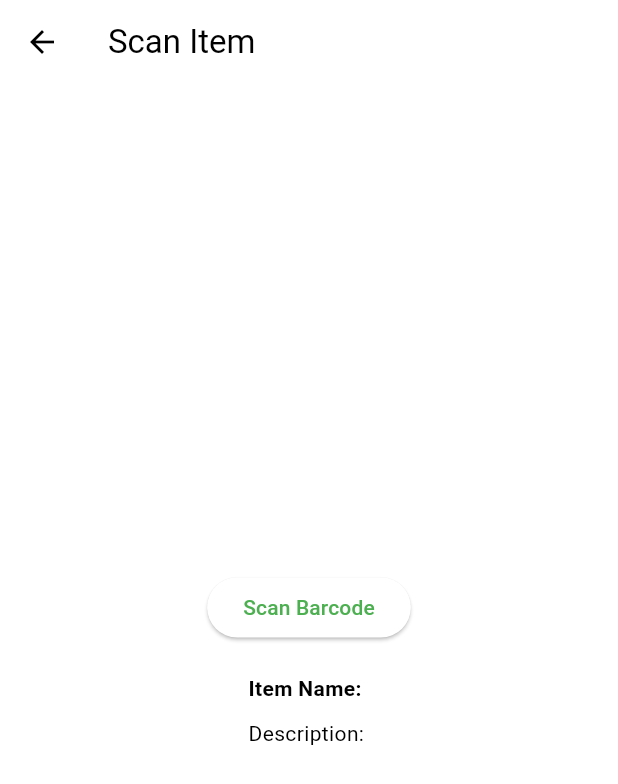
After one commit to HarleaJohnston/Annex, a Flutter app: the LibrariesPage screen opened directly, scrolled down 226 dp, after a tap on the "camera" icon, on a phone screen of 412 x 824 dp. The commit adds this screen. Shown: the top 784 px of the screen. Run offline on Flutter 3.47's test engine with Material 3 defaults, Android fonts, the phone set to English and light mode, and no system bars; our stand-ins replace image_picker; missing offline and left inert: flutter_barcode_scanner, mongo_dart.

Commit message:
Final Changes... for now
finishing it up

```diff
--- a/lib/libs.dart
+++ b/lib/libs.dart
@@ -1,8 +1,9 @@
+import 'package:annex/scan.dart';
 import 'package:flutter/material.dart';
 import 'package:mongo_dart/mongo_dart.dart' as mongo_dart;
 import 'package:annex/add.dart';
-import 'home.dart';
-import 'profile.dart';
+import 'package:annex/home.dart';
+import 'package:annex/profile.dart';
 
 class LibrariesPage extends StatefulWidget {
   @override
@@ -81,6 +82,15 @@ class _LibrariesPageState extends State<LibrariesPage> {
             },
             icon: Icon(Icons.add),
           ),
+                    IconButton(
+            onPressed: () {
+                Navigator.push(
+                context,
+                MaterialPageRoute(builder: (context) => ScanPage()),
+              );
+            },
+            icon: Icon(Icons.camera),
+          ),
         ],
       ),
       body: SingleChildScrollView(
@@ -115,10 +125,15 @@ class _LibrariesPageState extends State<LibrariesPage> {
               context,
               MaterialPageRoute(builder: (context) => Home()),
             );
-          } else if (value == 2) {
+          } if (value == 2) {
             Navigator.pushReplacement(
               context,
               MaterialPageRoute(builder: (context) => Profile()),
+            );
+          } if (value == 0){
+              Navigator.pushReplacement(
+              context,
+              MaterialPageRoute(builder: (context) => LibrariesPage()),
             );
           }
         },
--- /dev/null
+++ b/lib/scan.dart
@@ -0,0 +1,128 @@
+import 'dart:convert';
+import 'package:flutter/material.dart';
+import 'package:http/http.dart' as http;
+import 'package:flutter_barcode_scanner/flutter_barcode_scanner.dart';
+
+class ScanPage extends StatefulWidget {
+  @override
+  _ScanPageState createState() => _ScanPageState();
+}
+
+class _ScanPageState extends State<ScanPage> {
+  String _itemName = '';
+  String _itemDescription = '';
+  bool _isLoading = false;
+
+  Future<void> fetchItemInfo(String code) async {
+    setState(() {
+      _isLoading = true;
+    });
+
+    final isISBN = code.length == 10 || code.length == 13;
+    final url = isISBN
+        ? Uri.parse('https://www.googleapis.com/books/v1/volumes?q=isbn:$code')
+        : Uri.parse('https://api.upcitemdb.com/prod/trial/lookup?upc=$code');
+
+    final response = await http.get(url);
+
+    if (response.statusCode == 200) {
+      final responseData = json.decode(response.body);
+      if (isISBN) {
+        if (responseData['totalItems'] > 0) {
+          final book = responseData['items'][0]['volumeInfo'];
+          setState(() {
+            _itemName = book['title'];
+            _itemDescription = book['description'] ?? 'Description not available';
+          });
+        } else {
+          setState(() {
+            _itemName = 'Book not found';
+            _itemDescription = '';
+          });
+        }
+      } else {
+        final items = responseData['items'];
+        if (items != null && items.isNotEmpty) {
+          final item = items[0];
+          setState(() {
+            _itemName = item['title'];
+            _itemDescription = item['description'];
+          });
+        } else {
+          setState(() {
+            _itemName = 'Item not found';
+            _itemDescription = '';
+          });
+        }
+      }
+    } else {
+      setState(() {
+        _itemName = 'Error';
+        _itemDescription = 'Failed to fetch data';
+      });
+    }
+
+    setState(() {
+      _isLoading = false;
+    });
+  }
+
+  Future<void> scanBarcode() async {
+    try {
+      String barcode = await FlutterBarcodeScanner.scanBarcode(
+          '#ff6666', 'Cancel', true, ScanMode.BARCODE);
+      if (barcode != '-1') {
+        fetchItemInfo(barcode);
+      } else {
+        setState(() {
+          _itemName = 'Error';
+          _itemDescription = 'Failed to scan barcode';
+        });
+      }
+    } catch (e) {
+      setState(() {
+        _itemName = 'Error';
+        _itemDescription = 'Failed to scan barcode';
+      });
+    }
+  }
+
+  @override
+  Widget build(BuildContext context) {
+    return Scaffold(
+      appBar: AppBar(
+        title: Text('Scan Item'),
+      ),
+      body: Center(
+        child: Padding(
+          padding: const EdgeInsets.all(20.0),
+          child: Column(
+            mainAxisAlignment: MainAxisAlignment.center,
+            children: <Widget>[
+              ElevatedButton(
+                onPressed: scanBarcode,
+                child: Text('Scan Barcode'),
+              ),
+              SizedBox(height: 20),
+              _isLoading
+                  ? CircularProgressIndicator()
+                  : Column(
+                      crossAxisAlignment: CrossAxisAlignment.start,
+                      children: [
+                        Text(
+                          'Item Name: $_itemName',
+                          style: TextStyle(fontWeight: FontWeight.bold),
+                        ),
+                        SizedBox(height: 10),
+                        Text(
+                          'Description: $_itemDescription',
+                        ),
+                      ],
+                    ),
+            ],
+          ),
+        ),
+      ),
+    );
+  }
+}
--- a/pubspec.yaml
+++ b/pubspec.yaml
@@ -9,11 +9,13 @@ environment:
 dependencies:
   flutter:
     sdk: flutter
+  flutter_barcode_scanner: ^2.0.0
 
   cupertino_icons: ^1.0.2
   http: ^0.13.3
   mongo_dart: ^0.9.4
   image_picker: ^0.8.6
+
 
 dev_dependencies:
   flutter_test:
```
Also changed, not shown: assets/imgs/HellFollowedWithUs.jpg (added), pubspec.lock, 1 other file.
